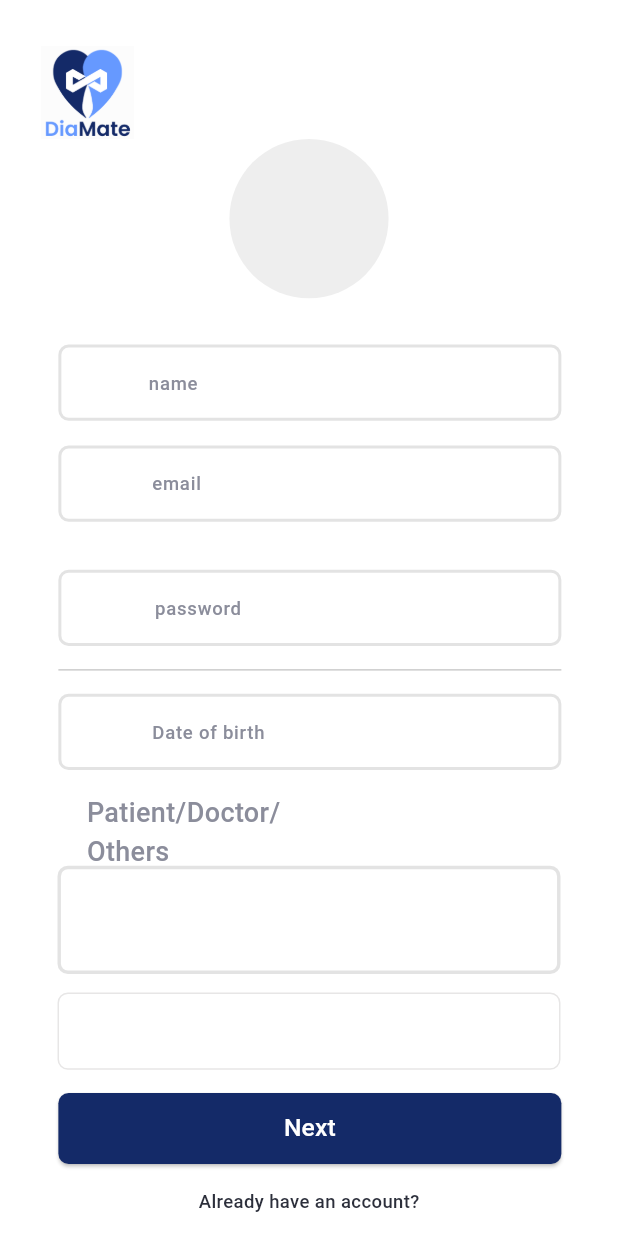
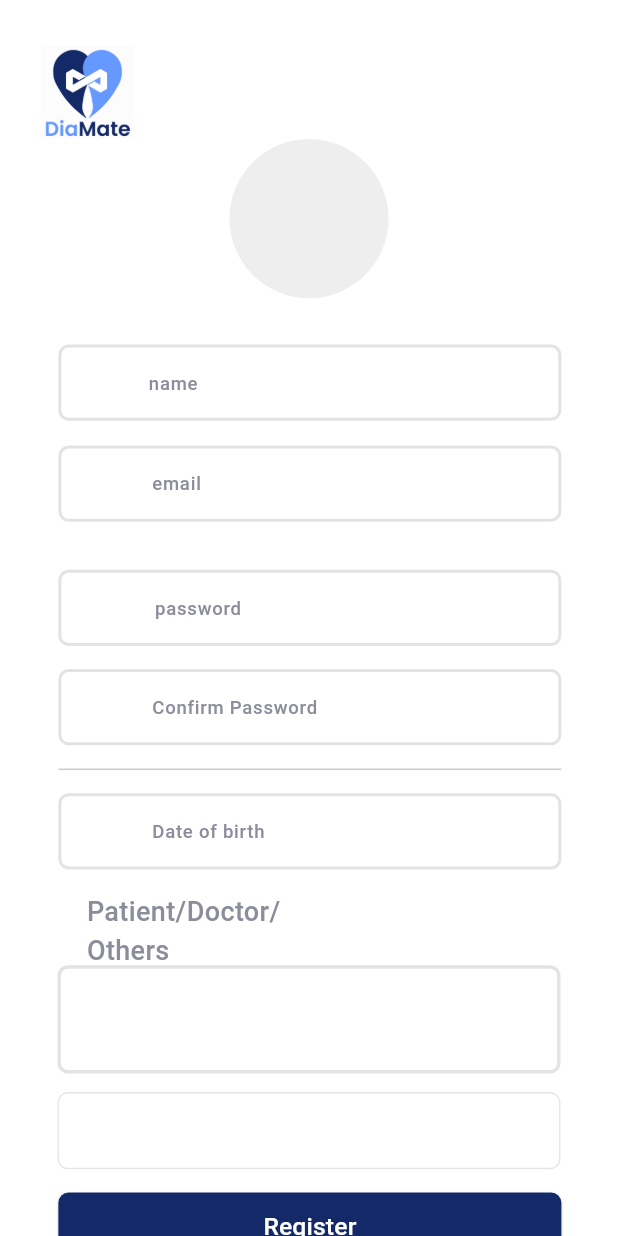
Before and after one commit to anion-hawk/DiaMate, a Flutter app: the RegisterScreen screen opened by its route, on a phone screen of 412 x 824 dp. Run offline on Flutter 3.47's test engine with Material 3 defaults, Android fonts, the phone set to English and light mode, and no system bars; our stand-ins replace cached_network_image, flutter_dotenv, flutter_rating_bar, flutter_svg, image_picker; Roboto replaces fonts that are missing (Oxygen, Poppins).

Commit message:
Reg Frontend with check pass done

```diff
--- a/diamate_frontend/lib/presentation/register_screen/register_screen.dart
+++ b/diamate_frontend/lib/presentation/register_screen/register_screen.dart
@@ -10,6 +10,7 @@ import 'package:diamate_frontend/presentation/expert_registertwo_screen/expert_r
 import 'package:intl/intl.dart';
 import 'package:http/http.dart' as http;
 import 'package:diamate_frontend/config.dart';
+
 class RegisterScreen extends StatelessWidget {
   RegisterScreen({Key? key})
       : super(
@@ -20,10 +21,11 @@ class RegisterScreen extends StatelessWidget {
 
   TextEditingController emailEditTextController = TextEditingController();
 
-
   TextEditingController dobEditTextController = TextEditingController();
 
   TextEditingController passwordController = TextEditingController();
+
+  TextEditingController confirmPasswordController = TextEditingController();
 
   TextEditingController editTextController = TextEditingController();
 
@@ -36,10 +38,14 @@ class RegisterScreen extends StatelessWidget {
   String selectedUserRole = "";
 
   GlobalKey<FormState> _formKey = GlobalKey<FormState>();
-
-  void regUser(String s) async
-{
-     if (emailEditTextController.text.isNotEmpty && passwordController.text.isNotEmpty && dobEditTextController.text.isNotEmpty && nameEditTextController.text.isNotEmpty ) {
+  Future<bool> regUser(String s) async {
+    if (_formKey.currentState!.validate()) {
+      if (emailEditTextController.text.isNotEmpty &&
+          passwordController.text.isNotEmpty &&
+          confirmPasswordController.text.isNotEmpty &&
+          dobEditTextController.text.isNotEmpty &&
+          nameEditTextController.text.isNotEmpty &&
+          passwordController.text == confirmPasswordController.text) {
         var reqbody = {
           "name": nameEditTextController.text,
           "email": emailEditTextController.text,
@@ -51,11 +57,15 @@ class RegisterScreen extends StatelessWidget {
         var response = await http.post(Uri.parse(registration),
             headers: {"ContentType": "application/json"}, body: reqbody);
         print(response.body);
+        return true;
       } else {
-      print("hoynaiiiiiiii");
+        print("Passwords do not match. Please enter the correct password.");
+        return false;
       }
     }
 
+    return false;
+  }
 
   @override
   Widget build(BuildContext context) {
@@ -134,6 +144,10 @@ class RegisterScreen extends StatelessWidget {
                         ),
                       ),
                     ),
+                    SizedBox(
+                      height: 15.v,
+                    ),
+                    _buildConfirmPasswordEditText(context),
                     SizedBox(height: 15.v),
                     Divider(
                       color: appTheme.blueGray100,
@@ -224,7 +238,6 @@ class RegisterScreen extends StatelessWidget {
         textInputType: TextInputType.emailAddress,
         prefix: Container(
           margin: EdgeInsets.fromLTRB(20.h, 8.v, 11.h, 8.v),
-
           child: CustomImageView(
             imagePath: ImageConstant.imgLockBlueGray100,
             height: 16.v,
@@ -295,16 +308,56 @@ class RegisterScreen extends StatelessWidget {
     }
   }
 
-  /// Section Widget
-  Widget _buildEditText(BuildContext context) {
-    return CustomTextFormField(
-      width: 293.h,
-      controller: editTextController,
-      textInputAction: TextInputAction.done,
-      alignment: Alignment.topCenter,
+  Widget _buildConfirmPasswordEditText(BuildContext context) {
+    return Padding(
+      padding: EdgeInsets.only(
+        left: 10.h,
+        right: 9.h,
+      ),
+      child: CustomTextFormField(
+        controller: confirmPasswordController,
+        hintText: "Confirm Password",
+        hintStyle: theme.textTheme.labelLarge!,
+        textInputType: TextInputType.visiblePassword,
         obscureText: true,
+        validator: (value) {
+          if (value == null || value.isEmpty) {
+            return "Please enter the confirm password";
+          } else if (value != passwordController.text) {
+            return "Passwords do not match";
+          }
+          return null;
+        },
+        prefix: Container(
+          margin: EdgeInsets.fromLTRB(20.h, 8.v, 11.h, 8.v),
+          child: CustomImageView(
+            imagePath: ImageConstant.imgMaterialSymbolsLock,
+            height: 16.v,
+            width: 20.h,
+          ),
+        ),
+        prefixConstraints: BoxConstraints(
+          maxHeight: 46.v,
+        ),
+        contentPadding: EdgeInsets.only(
+          top: 14.v,
+          right: 30.h,
+          bottom: 14.v,
+        ),
+      ),
     );
   }
+
+  /// Section Widget
+  // Widget _buildEditText(BuildContext context) {
+  //   return CustomTextFormField(
+  //     width: 293.h,
+  //     controller: editTextController,
+  //     textInputAction: TextInputAction.done,
+  //     alignment: Alignment.topCenter,
+  //     obscureText: true,
+  //   );
+  // }
 
   /// Section Widget
   Widget _buildEditTextStack(BuildContext context) {
@@ -314,13 +367,11 @@ class RegisterScreen extends StatelessWidget {
       child: Stack(
         alignment: Alignment.bottomCenter,
         children: [
-
           //_buildEditText(context),
           Align(
             alignment: Alignment.bottomCenter,
             child: Container(
               height: 70.v,
-
               width: 293.h,
               margin: EdgeInsets.only(bottom: 62.v),
               decoration: BoxDecoration(
@@ -349,7 +400,6 @@ class RegisterScreen extends StatelessWidget {
             onChanged: (value) {
               selectedUserRole = value; // Update the selectedUserRole variable
             },
-
           ),
           Align(
             alignment: Alignment.centerLeft,
@@ -361,7 +411,6 @@ class RegisterScreen extends StatelessWidget {
               child: Column(
                 //mainAxisSize: MainAxisSize.min,
                 //crossAxisAlignment: CrossAxisAlignment.start,
-
 
                 children: [
                   // Padding(
@@ -391,7 +440,6 @@ class RegisterScreen extends StatelessWidget {
                     "Patient/Doctor/Others",
                     style: theme.textTheme.labelLarge!.copyWith(fontSize: 18.0),
                   ),
-
                 ],
               ),
             ),
@@ -401,27 +449,45 @@ class RegisterScreen extends StatelessWidget {
     );
   }
 
+  Future<void> handleRegistration(BuildContext context, String role) async {
+    bool ok = await regUser(role);
+    if (ok) {
+      if (role == "Doctor") {
+        Navigator.push(
+          context,
+          MaterialPageRoute(builder: (context) => ExpertRegistertwoScreen()),
+        );
+      } else if (role == "Patient") {
+        Navigator.push(
+          context,
+          MaterialPageRoute(builder: (context) => RegisterPatientScreen()),
+        );
+      }
+    }
+  }
+
   /// Section Widget
   Widget _buildNextButton(BuildContext context) {
     return CustomElevatedButton(
-      text: "Next",
+      text: "Register",
       margin: EdgeInsets.only(
         left: 10.h,
         right: 9.h,
       ),
       buttonTextStyle:
           CustomTextStyles.titleMediumPoppinsOnErrorContainerMedium,
-
-      onPressed: () {
+      onPressed: () async {
         // Handle button press
-        regUser(selectedUserRole);
+        bool ok = await regUser(selectedUserRole);
+        if (ok) {
           if (selectedUserRole == "Doctor") {
             // Navigate to Doctor registration screen
             // You should replace 'DoctorRegisterScreen' with the actual screen for doctor registration
 
             Navigator.push(
               context,
-            MaterialPageRoute(builder: (context) => ExpertRegistertwoScreen()),
+              MaterialPageRoute(
+                  builder: (context) => ExpertRegistertwoScreen()),
             );
           } else if (selectedUserRole == "Patient") {
             // Navigate to Patient registration screen
@@ -431,8 +497,8 @@ class RegisterScreen extends StatelessWidget {
               MaterialPageRoute(builder: (context) => RegisterPatientScreen()),
             );
           }
+        }
       },
-
     );
   }
 }
```
Lines whose indentation alone changed are shown as unchanged.
